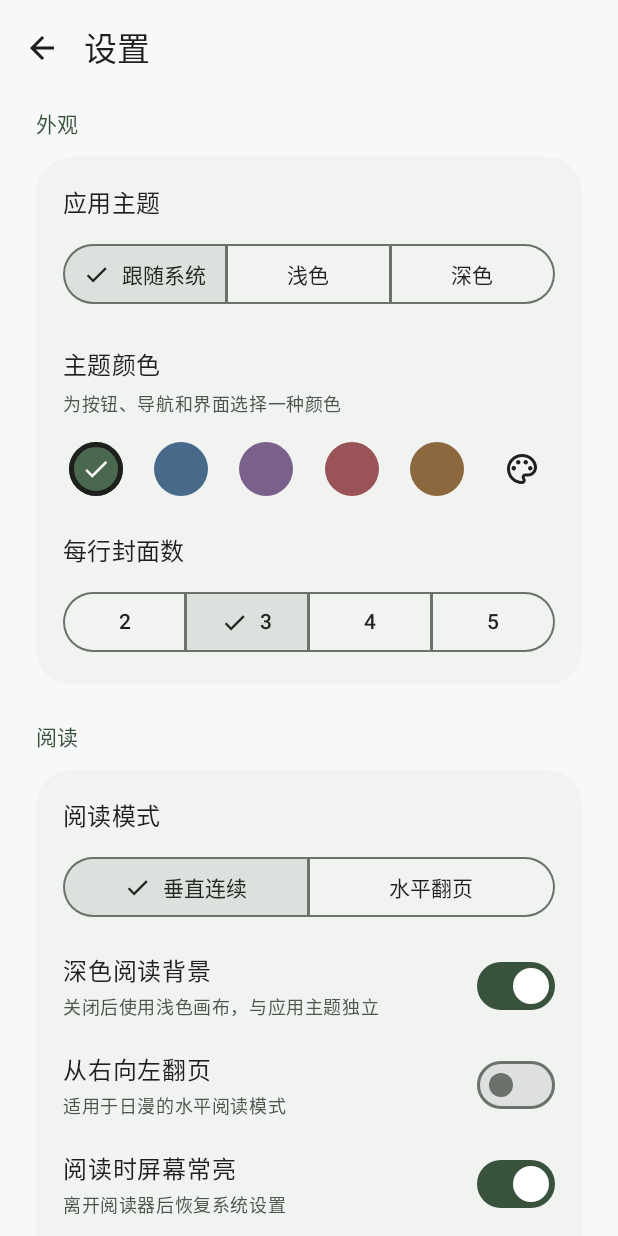
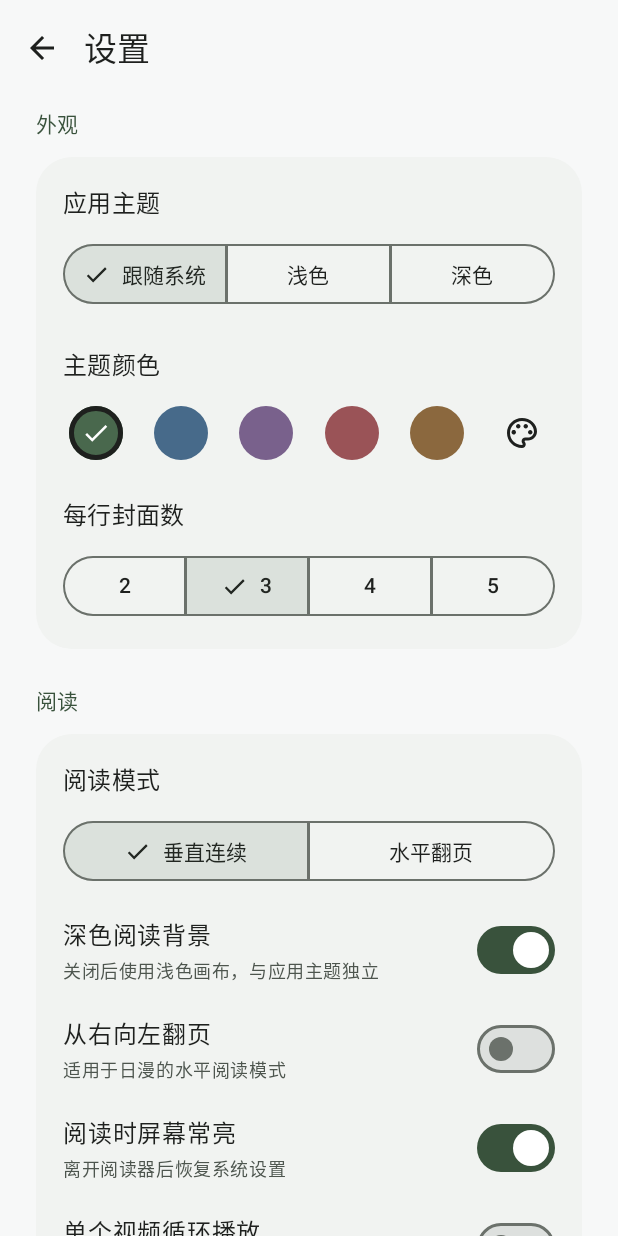
Before and after one commit to Zo-Live/ZViewer, an Android app built with Jetpack Compose: the screen it shows after launch (MainActivity), after a tap on "设置", on a phone screen of 412 x 824 dp. Run offline under Robolectric (Android 15) with nearby library versions, the light colour scheme and no system bars; libraries missing offline, so code that uses them is left out: me.zhanghai.android; 2 other taps on this screen came first.

Commit message:
chore(ui)：修改界面文案，调整部分按钮逻辑

```diff
--- a/app/src/main/java/dev/zolive/zviewer/ui/SettingsScreen.kt
+++ b/app/src/main/java/dev/zolive/zviewer/ui/SettingsScreen.kt
@@ -37,7 +37,6 @@ import dev.zolive.zviewer.data.ReaderSettings
 fun SettingsScreen(state: LibraryState, model: LibraryViewModel, onBack: () -> Unit, onChooseLibrary: () -> Unit) {
     val settings = state.settings
     var customColor by remember { mutableStateOf(false) }
-    var confirmClear by remember { mutableStateOf(false) }
     var about by remember { mutableStateOf(false) }
     var licenses by remember { mutableStateOf(false) }
     val context = LocalContext.current
@@ -60,8 +59,6 @@ fun SettingsScreen(state: LibraryState, model: LibraryViewModel, onBack: () -> U
                     }
                 }
                 Text("主题颜色", Modifier.padding(top = 24.dp), style = MaterialTheme.typography.titleMedium)
-                Text("为按钮、导航和界面选择一种颜色", Modifier.padding(top = 5.dp),
-                    style = MaterialTheme.typography.bodySmall, color = MaterialTheme.colorScheme.onSurfaceVariant)
                 Row(Modifier.fillMaxWidth().padding(top = 12.dp), horizontalArrangement = Arrangement.SpaceBetween) {
                     val colors = listOf(0xFF49684D to "苔绿", 0xFF476A8A to "雾蓝", 0xFF79618C to "藤紫", 0xFF9A5357 to "蔷薇", 0xFF8B683E to "琥珀")
                     colors.forEach { (color, name) ->
@@ -94,9 +91,10 @@ fun SettingsScreen(state: LibraryState, model: LibraryViewModel, onBack: () -> U
                     modifier = Modifier.clickable(onClick = onChooseLibrary), colors = ListItemDefaults.colors(containerColor = Color.Transparent))
                 HorizontalDivider(Modifier.padding(vertical = 6.dp))
                 ListItem(headlineContent = { Text("清理阅读缓存") }, supportingContent = {
-                    Text("${Formatter.formatShortFileSize(context, cacheSize)} · 保留漫画原件和阅读记录")
+                    Text("${Formatter.formatShortFileSize(context, cacheSize)} · 双击清除临时解压文件和封面")
                 }, leadingContent = { Icon(Icons.Outlined.CleaningServices, null) },
-                    modifier = Modifier.clickable { confirmClear = true }, colors = ListItemDefaults.colors(containerColor = Color.Transparent))
+                    modifier = Modifier.combinedClickable(onClick = {}, onDoubleClick = model::clearCache),
+                    colors = ListItemDefaults.colors(containerColor = Color.Transparent))
                 HorizontalDivider(Modifier.padding(vertical = 6.dp))
                 ListItem(headlineContent = { Text("清除阅读记录") }, supportingContent = {
                     Text("双击清除所有漫画的页码和视频播放进度")
@@ -107,7 +105,7 @@ fun SettingsScreen(state: LibraryState, model: LibraryViewModel, onBack: () -> U
             Text("诊断", Modifier.padding(top = 12.dp), style = MaterialTheme.typography.titleSmall, color = MaterialTheme.colorScheme.primary)
             SettingsCard {
                 ListItem(headlineContent = { Text("输出诊断日志") }, supportingContent = {
-                    Text("记录应用运行、视频切换、播放错误与崩溃信息，用于反馈问题时排查")
+                    Text("记录应用运行、视频切换、播放错误与崩溃信息")
                 }, leadingContent = { Icon(Icons.Outlined.BugReport, null) },
                     trailingContent = {
                         Switch(checked = settings.diagnosticLog,
@@ -140,7 +138,7 @@ fun SettingsScreen(state: LibraryState, model: LibraryViewModel, onBack: () -> U
         val valid = value.matches(Regex("[0-9a-fA-F]{6}"))
         AlertDialog(onDismissRequest = { customColor = false }, title = { Text("自定义主题颜色") }, text = {
             Column {
-                Text("输入六位十六进制色值，界面将自动生成对应的明暗配色。")
+                Text("输入六位十六进制色值，界面将自动生成对应的明暗配色")
                 OutlinedTextField(value, { value = it.removePrefix("#").take(6) }, Modifier.padding(top = 16.dp),
                     label = { Text("颜色值") }, prefix = { Text("#") }, singleLine = true, isError = !valid)
             }
@@ -148,10 +146,6 @@ fun SettingsScreen(state: LibraryState, model: LibraryViewModel, onBack: () -> U
             model.settings(settings.copy(accent = AndroidColor.parseColor("#$value").toLong() and 0xFFFFFFFF)); customColor = false
         }) { Text("应用") } }, dismissButton = { TextButton(onClick = { customColor = false }) { Text("取消") } })
     }
-    if (confirmClear) AlertDialog(onDismissRequest = { confirmClear = false }, title = { Text("清理缓存？") },
-        text = { Text("将删除临时解压文件和封面，下次阅读时重新生成。漫画原件、收藏和阅读进度会保留。") },
-        confirmButton = { TextButton(onClick = { model.clearCache(); confirmClear = false }) { Text("清理") } },
-        dismissButton = { TextButton(onClick = { confirmClear = false }) { Text("取消") } })
     if (about) AlertDialog(onDismissRequest = { about = false }, title = { Text("ZViewer · 本地漫画阅读器") },
         text = { Text("版本 ${BuildConfig.VERSION_NAME}\n\n支持 ZIP / CBZ、RAR / CBR、7Z、PDF、图片文件夹与常见视频格式。支持 APNG、动态 WebP、GIF、AVIF 及常用静态图片。\n\n全部阅读数据仅保存在本机，不联网、不上传文件。密码保护、分卷压缩包及 DRM 文件请先自行转换。\n\n开源组件：AndroidX / Compose（Apache 2.0）、Media3（Apache 2.0）、APNG4Android（Apache 2.0）、libarchive（BSD）、libavif（BSD）。\n\nHEIF / HEIC 的可解码范围取决于设备系统解码器。") },
         confirmButton = { TextButton(onClick = { about = false }) { Text("知道了") } },
@@ -188,7 +182,7 @@ fun ReaderPreferences(settings: ReaderSettings, onSettings: (ReaderSettings) ->
     PreferenceSwitch("从右向左翻页", "适用于日漫的水平阅读模式", settings.rightToLeft) { onSettings(settings.copy(rightToLeft = it)) }
     PreferenceSwitch("阅读时屏幕常亮", "离开阅读器后恢复系统设置", settings.keepScreenOn) { onSettings(settings.copy(keepScreenOn = it)) }
     PreferenceSwitch("单个视频循环播放", "视频播放完后留在当前视频并重新开始", settings.videoLoopSingle) { onSettings(settings.copy(videoLoopSingle = it)) }
-    PreferenceSwitch("视频默认仅预览", "切换视频时暂停，轻点画面后使用播放按钮开始播放", settings.videoPreview) { onSettings(settings.copy(videoPreview = it)) }
+    PreferenceSwitch("视频默认仅预览", "切换视频时暂停，轻触画面开始播放", settings.videoPreview) { onSettings(settings.copy(videoPreview = it)) }
     PreferenceSwitch("循环模式", "读到漫画结尾后继续翻页回到第一页", settings.loopMode) { onSettings(settings.copy(loopMode = it)) }
 }
 
```
Also changed, not shown: app/src/main/java/dev/zolive/zviewer/ui/LibraryScreen.kt (+11 -11 lines), 5 other files.
